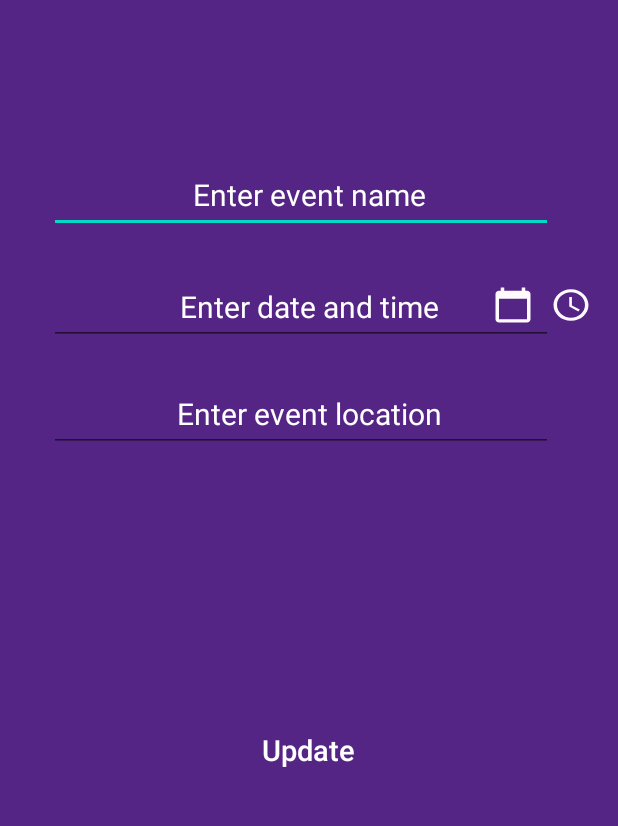
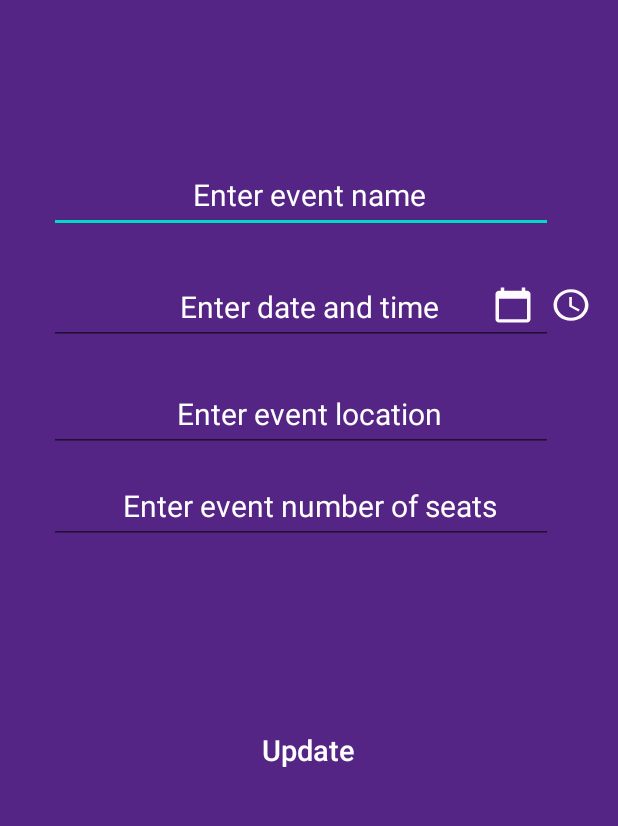
Before and after one commit to CabalGeorge/RecruitmentHelperAndroid, an Android app: the layout edit_event.xml on its own in the app's theme, with its tools: preview values and no code run, on a phone screen of 412 x 824 dp, the part 251-1077 px from its top. Run offline under Robolectric (Android 15) with nearby library versions, the phone set to English and light mode, and no system bars; network calls fail.

Commit message:
Enlisted Events finished

```diff
--- a/app/src/main/java/com/example/unitbvevents/config/Adapter.java
+++ b/app/src/main/java/com/example/unitbvevents/config/Adapter.java
@@ -63,9 +63,9 @@ public class Adapter extends RecyclerView.Adapter<Adapter.ViewHolder> {
                     @Override
                     public void onResponse(String response) {
                         if (response.equals("SUCCESSFUL")) {
-                            Toast.makeText(holder.attend.getContext(), "You are attending this event!", Toast.LENGTH_LONG).show();
+                            Toast.makeText(holder.attend.getContext(), "You are now attending this event!", Toast.LENGTH_LONG).show();
                         } else {
-                            Toast.makeText(holder.attend.getContext(), "Something went wrong!", Toast.LENGTH_LONG).show();
+                            Toast.makeText(holder.attend.getContext(), "Already attending this event!", Toast.LENGTH_LONG).show();
                         }
                     }
                 }, new Response.ErrorListener() {
--- a/app/src/main/java/com/example/unitbvevents/config/Constant.java
+++ b/app/src/main/java/com/example/unitbvevents/config/Constant.java
@@ -12,5 +12,6 @@ public class Constant {
     public final static String GETEVENT_URL=BASE_URL+"getEvent";
     public final static String UPDATE_URL=BASE_URL+"updateEvent";
     public final static String ATTEND_URL=BASE_URL+"enlistUser";
+    public final static String ENLISTED_URL=BASE_URL+"enlistedEvents?username=";
 
 }
--- a/app/src/main/res/layout/edit_event.xml
+++ b/app/src/main/res/layout/edit_event.xml
@@ -85,6 +85,27 @@
         app:layout_constraintVertical_bias="0.541" />
 
 
+    <EditText
+        android:id="@+id/eventSeats"
+        android:layout_width="336dp"
+        android:layout_height="50dp"
+        android:layout_marginStart="32dp"
+        android:layout_marginEnd="43dp"
+        android:ems="10"
+        android:gravity="center"
+        android:hint="Enter event number of seats"
+        android:inputType="text"
+        android:paddingLeft="15dp"
+        android:textColor="#FFFFFF"
+        android:textColorHint="#FFFFFF"
+        android:textSize="20dp"
+        app:layout_constraintBottom_toBottomOf="parent"
+        app:layout_constraintEnd_toEndOf="parent"
+        app:layout_constraintHorizontal_bias="0.5"
+        app:layout_constraintStart_toStartOf="parent"
+        app:layout_constraintTop_toTopOf="parent"
+        app:layout_constraintVertical_bias="0.62" />
+
     <Button
         android:id="@+id/btn_update"
         android:layout_width="100dp"
--- a/app/src/main/res/navigation/mobile_navigation.xml
+++ b/app/src/main/res/navigation/mobile_navigation.xml
@@ -19,7 +19,7 @@
     <fragment
         android:id="@+id/nav_attending_events"
         android:name="com.example.unitbvevents.ui.attendingEvents.AttendingEventsFragment"
-        android:label="AttendingEventsFragment"
+        android:label="Attending Events"
         tools:layout="@layout/fragment_enlisted_events" />
 
 </navigation>
```
Also changed, not shown: app/src/main/java/com/example/unitbvevents/popups/EditPopUp.java (+13 -3 lines), app/src/main/java/com/example/unitbvevents/popups/FabPopUp.java (+14 -4 lines), app/src/main/java/com/example/unitbvevents/ui/attendingEvents/AttendingEventsFragment.java (+18 -6 lines).
